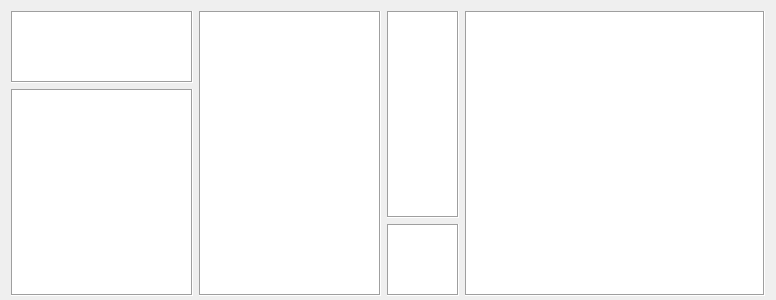
Before: the Qt Designer form lib/utils/ui/arLoad.ui in alexanderrichtertd/plex, drawn with Qt 5.
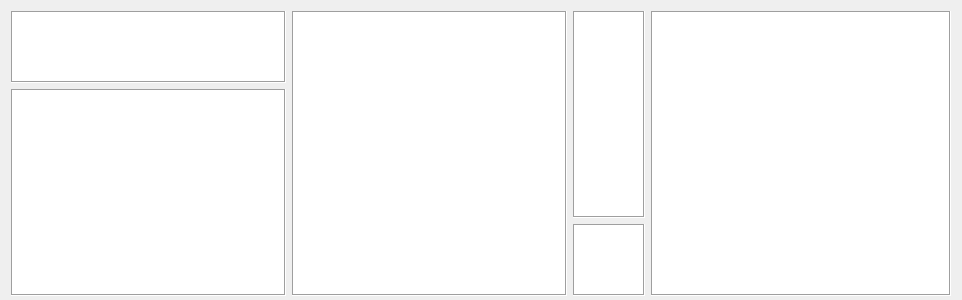
After: the same form once the commit is applied.

The edit to the form file:
```diff
--- a/lib/utils/ui/arLoad.ui
+++ b/lib/utils/ui/arLoad.ui
@@ -6,7 +6,7 @@
    <rect>
     <x>0</x>
     <y>0</y>
-    <width>776</width>
+    <width>962</width>
     <height>300</height>
    </rect>
   </property>
```
